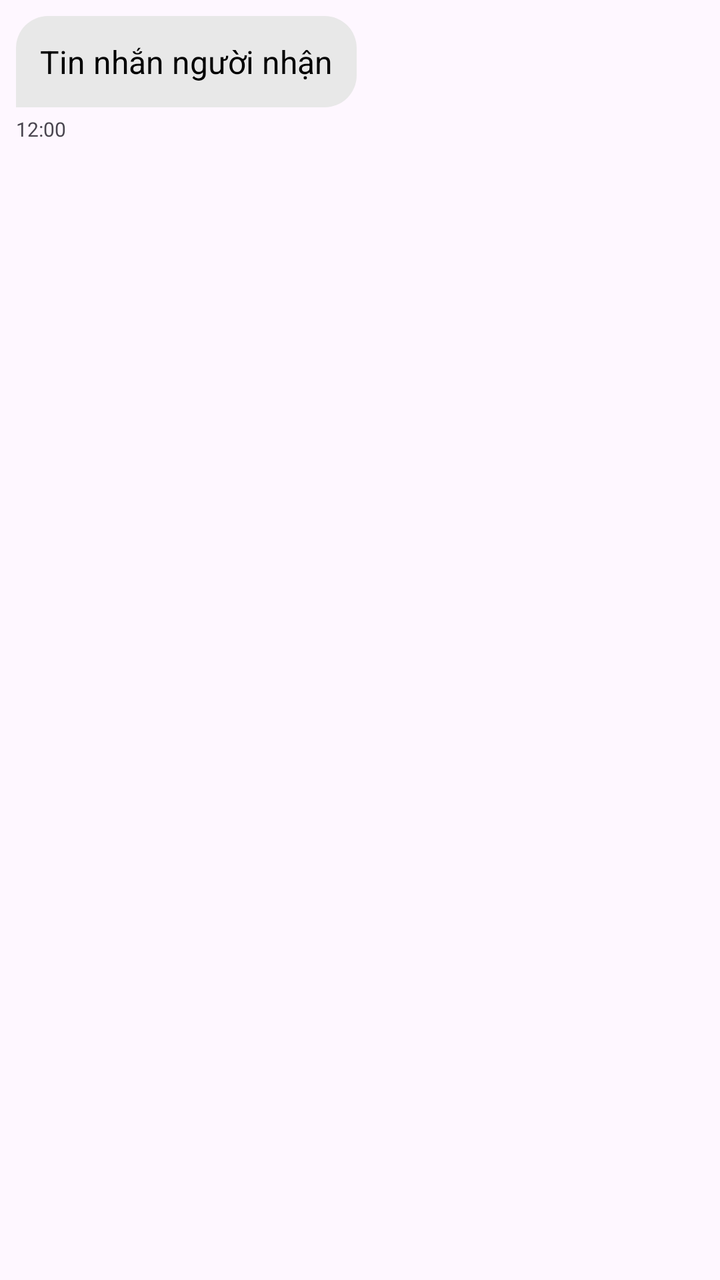
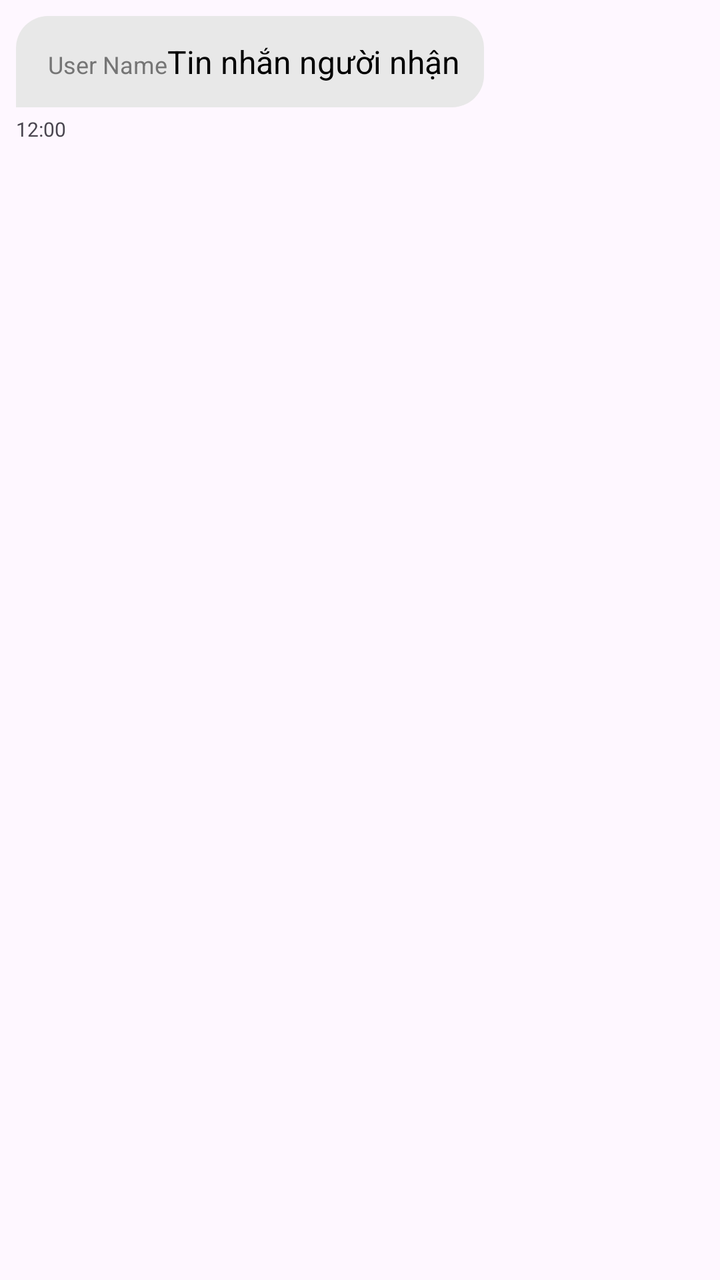

Compare the two renders of this Android layout. The source of the first and the diff that turns it into the second are given below.
<!-- AndroidManifest.xml: application theme Theme.SE114_CallingSystem -->
<!-- res/layout/activity_item_chat_bubble_receive.xml -->
<?xml version="1.0" encoding="utf-8"?>
<LinearLayout xmlns:android="http://schemas.android.com/apk/res/android"
    android:layout_width="match_parent"
    android:layout_height="wrap_content"
    android:orientation="vertical"
    android:padding="8dp">

    <LinearLayout
        android:layout_width="wrap_content"
        android:layout_height="wrap_content"
        android:layout_gravity="start"
        android:background="@drawable/bg_chat_left"
        android:padding="12dp"
        android:maxWidth="280dp">

        <TextView
            android:id="@+id/textMessage"
            android:layout_width="wrap_content"
            android:layout_height="wrap_content"
            android:text="Tin nhắn người nhận"
            android:textColor="#000000"
            android:textSize="16sp" />
    </LinearLayout>

    <TextView
        android:id="@+id/textTime"
        android:layout_width="wrap_content"
        android:layout_height="wrap_content"
        android:layout_gravity="start"
        android:paddingTop="4dp"
        android:text="12:00"
        android:textSize="10sp" />
</LinearLayout>
<!-- resources referenced by this layout -->
<resources>
  <!-- drawable bg_chat_left (drawable) -->
  <?xml version="1.0" encoding="utf-8"?>
  <shape xmlns:android="http://schemas.android.com/apk/res/android">
      <solid android:color="#E8E8E8" /> <corners
      android:topLeftRadius="16dp"
      android:topRightRadius="16dp"
      android:bottomRightRadius="16dp"
      android:bottomLeftRadius="0dp" /> </shape>
  <style name="Theme.SE114_CallingSystem" parent="Base.Theme.SE114_CallingSystem" />
  <style name="Base.Theme.SE114_CallingSystem" parent="Theme.Material3.DayNight.NoActionBar">
          
          
      </style>
</resources>

<!-- the commit's change to res/layout/activity_item_chat_bubble_receive.xml (unified diff, before → after) -->
@@ -13,6 +13,15 @@
         android:padding="12dp"
         android:maxWidth="280dp">
 
+        <TextView
+            android:id="@+id/textSenderName"
+            android:layout_width="wrap_content"
+            android:layout_height="wrap_content"
+            android:textSize="12sp"
+            android:textColor="#757575"
+            android:layout_marginStart="4dp"
+            android:layout_marginBottom="2dp"
+            android:text="User Name" />
         <TextView
             android:id="@+id/textMessage"
             android:layout_width="wrap_content"
